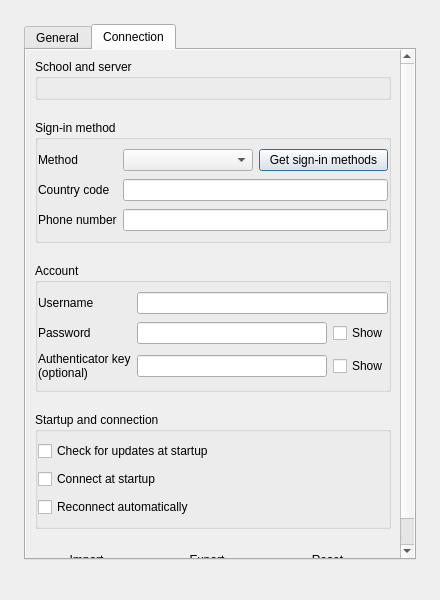
Before: the Qt Designer form presentation/dialogs/settingwindow/settingwindow.ui in wtalioy/JustConnect, drawn with Qt 5.
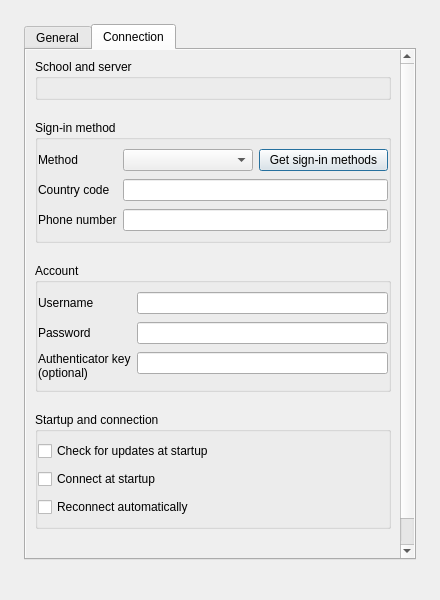
After: the same form once the commit is applied. The open tabs and pages were chosen to show the change. Icons and pictures are not drawn.

Commit message: refactor: align compact actions and simplify authentication forms

The edit to the form file:
```diff
--- a/presentation/dialogs/settingwindow/settingwindow.ui
+++ b/presentation/dialogs/settingwindow/settingwindow.ui
@@ -200,38 +200,10 @@
             </widget>
            </item>
            <item row="1" column="1">
-            <widget class="QWidget" name="passwordLineEditRow">
-             <layout class="QHBoxLayout" name="passwordLineEditLayout">
-              <property name="leftMargin">
-               <number>0</number>
-              </property>
-              <property name="topMargin">
-               <number>0</number>
-              </property>
-              <property name="rightMargin">
-               <number>0</number>
-              </property>
-              <property name="bottomMargin">
-               <number>0</number>
-              </property>
-              <item>
-               <widget class="QLineEdit" name="passwordLineEdit">
-                <property name="echoMode">
-                 <enum>QLineEdit::Password</enum>
-                </property>
-               </widget>
-              </item>
-              <item>
-               <widget class="QCheckBox" name="passwordVisibleCheckBox">
-                <property name="text">
-                 <string>Show</string>
-                </property>
-                <property name="accessibleName">
-                 <string>Show password</string>
-                </property>
-               </widget>
-              </item>
-             </layout>
+            <widget class="QLineEdit" name="passwordLineEdit">
+             <property name="echoMode">
+              <enum>QLineEdit::Password</enum>
+             </property>
             </widget>
            </item>
            <item row="3" column="0">
@@ -248,38 +220,10 @@
             </widget>
            </item>
            <item row="3" column="1">
-            <widget class="QWidget" name="totpSecretLineEditRow">
-             <layout class="QHBoxLayout" name="totpSecretLineEditLayout">
-              <property name="leftMargin">
-               <number>0</number>
-              </property>
-              <property name="topMargin">
-               <number>0</number>
-              </property>
-              <property name="rightMargin">
-               <number>0</number>
-              </property>
-              <property name="bottomMargin">
-               <number>0</number>
-              </property>
-              <item>
-               <widget class="QLineEdit" name="totpSecretLineEdit">
-                <property name="echoMode">
-                 <enum>QLineEdit::Password</enum>
-                </property>
-               </widget>
-              </item>
-              <item>
-               <widget class="QCheckBox" name="totpSecretVisibleCheckBox">
-                <property name="text">
-                 <string>Show</string>
-                </property>
-                <property name="accessibleName">
-                 <string>Show authenticator key</string>
-                </property>
-               </widget>
-              </item>
-             </layout>
+            <widget class="QLineEdit" name="totpSecretLineEdit">
+             <property name="echoMode">
+              <enum>QLineEdit::Password</enum>
+             </property>
             </widget>
            </item>
            <property name="rowWrapPolicy">
@@ -351,7 +295,7 @@
            <item>
             <widget class="QPushButton" name="importPushButton">
              <property name="text">
-              <string>Import…</string>
+              <string />
              </property>
              <property name="toolTip">
               <string>Import profile</string>
@@ -359,12 +303,29 @@
              <property name="flat">
               <bool>true</bool>
              </property>
+             <property name="icon">
+              <iconset>
+               <normaloff>:/resource/import.svg</normaloff>
+              </iconset>
+             </property>
+             <property name="iconSize">
+              <size>
+               <width>18</width>
+               <height>18</height>
+              </size>
+             </property>
+             <property name="accessibleName">
+              <string>Import profile</string>
+             </property>
+             <property name="iconOnly" stdset="0">
+              <bool>true</bool>
+             </property>
             </widget>
            </item>
            <item>
             <widget class="QPushButton" name="exportPushButton">
              <property name="text">
-              <string>Export…</string>
+              <string />
              </property>
              <property name="toolTip">
               <string>Export saved profile</string>
@@ -372,12 +333,29 @@
              <property name="flat">
               <bool>true</bool>
              </property>
+             <property name="icon">
+              <iconset>
+               <normaloff>:/resource/export.svg</normaloff>
+              </iconset>
+             </property>
+             <property name="iconSize">
+              <size>
+               <width>18</width>
+               <height>18</height>
+              </size>
+             </property>
+             <property name="accessibleName">
+              <string>Export saved profile</string>
+             </property>
+             <property name="iconOnly" stdset="0">
+              <bool>true</bool>
+             </property>
             </widget>
            </item>
            <item>
             <widget class="QPushButton" name="resetDefaultPushButton">
              <property name="text">
-              <string>Reset…</string>
+              <string />
              </property>
              <property name="toolTip">
               <string>Reset draft</string>
@@ -385,6 +363,23 @@
              <property name="flat">
               <bool>true</bool>
              </property>
+             <property name="icon">
+              <iconset>
+               <normaloff>:/resource/undo.svg</normaloff>
+              </iconset>
+             </property>
+             <property name="iconSize">
+              <size>
+               <width>18</width>
+               <height>18</height>
+              </size>
+             </property>
+             <property name="accessibleName">
+              <string>Reset draft</string>
+             </property>
+             <property name="iconOnly" stdset="0">
+              <bool>true</bool>
+             </property>
             </widget>
            </item>
            <property name="leftMargin">
@@ -399,6 +394,13 @@
            <property name="bottomMargin">
             <number>0</number>
            </property>
+           <item>
+            <spacer name="fileActionsSpacer">
+             <property name="orientation">
+              <enum>Qt::Horizontal</enum>
+             </property>
+            </spacer>
+           </item>
           </layout>
          </widget>
         </item>
```
The commit also changes 40 other files.
